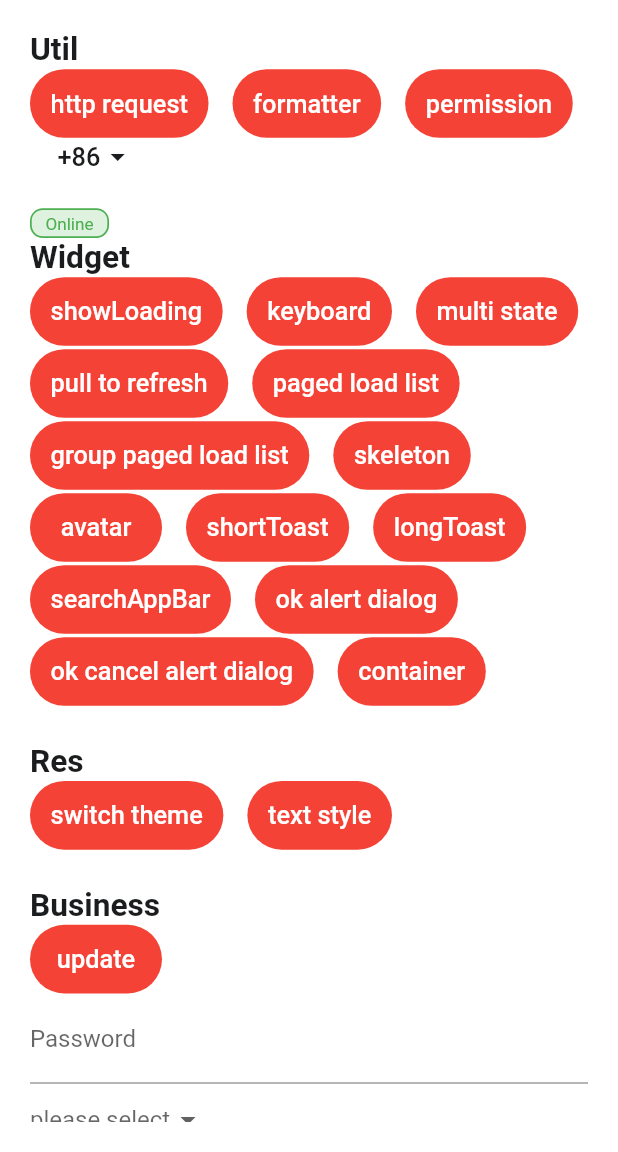
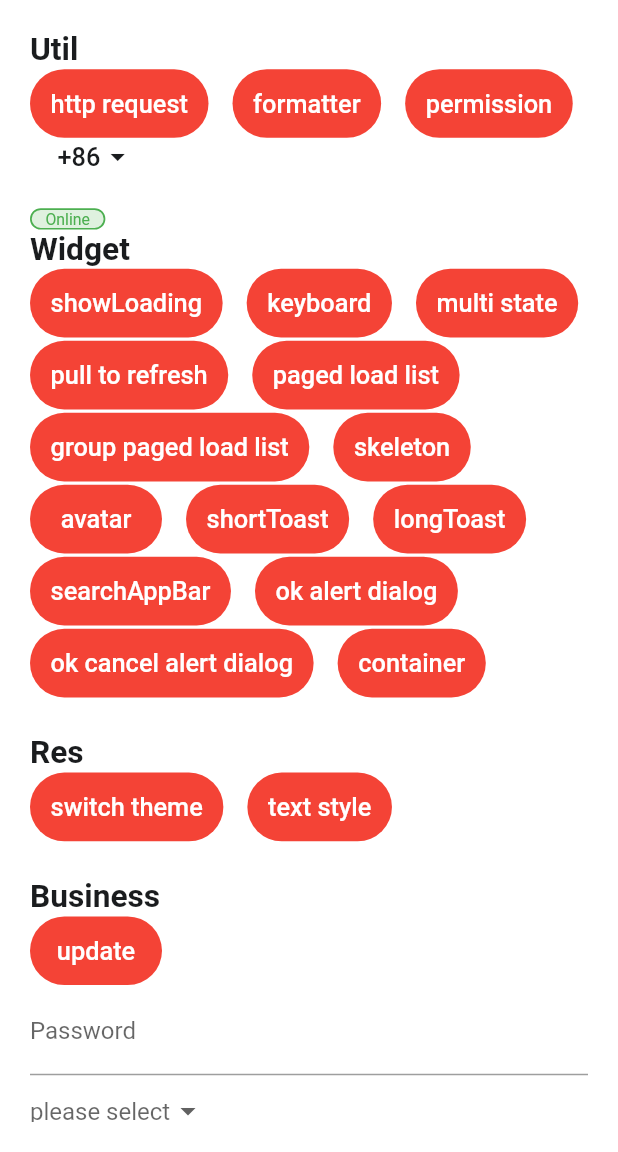
Before and after one commit to cctangwen/wise_util, a Flutter app: the screen it shows after launch, on a phone screen of 412 x 824 dp, the part 84-1236 px from its top. Run offline on Flutter 3.47's test engine with Material 2 defaults, Android fonts, the phone set to English and light mode, and no system bars; our stand-ins replace cached_network_image, dio, flutter_form_builder, fluttertoast, get, grouped_list and 6 more; missing offline and left inert: app_installer; generated files the repository leaves out were written again; Roboto replaces fonts that are missing (Regular).

Commit message:
Update wise_tag.dart

```diff
--- a/lib/widget/wise_tag.dart
+++ b/lib/widget/wise_tag.dart
@@ -16,7 +16,7 @@ class WiseTag extends StatelessWidget {
   Widget build(BuildContext context) {
     Color _color = this.color ?? WiseColor.colorPrimary();
     return Container(
-      padding: padding ?? EdgeInsets.symmetric(horizontal: 8.w, vertical: 2.w),
+      padding: padding ?? EdgeInsets.symmetric(horizontal: 8.w, vertical: 0.w),
       decoration: BoxDecoration(
         borderRadius: BorderRadius.all(Radius.circular(8.r)),
         border: Border.all(color: _color, width: 1.w),
@@ -25,7 +25,7 @@ class WiseTag extends StatelessWidget {
       child: Text(
         this.text,
         style: TextStyle(
-          fontSize: fontSize ?? 10.w,
+          fontSize: fontSize ?? 10.sp,
           fontFamily: 'Regular',
           color: _color,
         ),
```
